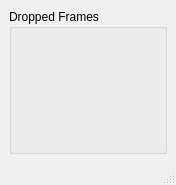
tcsantini/EyeRecToo, file EyeRecToo/src/PerformanceMonitorWidget.ui: the form before one commit.
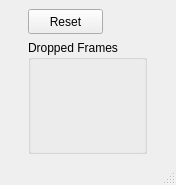
The form after the commit.

Commit message: Allows one to reset the performance monitor counters

```diff
--- a/EyeRecToo/src/PerformanceMonitorWidget.ui
+++ b/EyeRecToo/src/PerformanceMonitorWidget.ui
@@ -15,13 +15,32 @@
   </property>
   <widget class="QWidget" name="centralwidget">
    <layout class="QGridLayout" name="gridLayout">
-    <item row="0" column="0">
+    <item row="1" column="0">
      <widget class="QGroupBox" name="droppedFramesBox">
       <property name="title">
        <string>Dropped Frames</string>
       </property>
      </widget>
     </item>
+    <item row="0" column="0">
+     <widget class="QPushButton" name="resetCounters">
+      <property name="minimumSize">
+       <size>
+        <width>75</width>
+        <height>25</height>
+       </size>
+      </property>
+      <property name="maximumSize">
+       <size>
+        <width>75</width>
+        <height>25</height>
+       </size>
+      </property>
+      <property name="text">
+       <string>Reset</string>
+      </property>
+     </widget>
+    </item>
    </layout>
   </widget>
   <widget class="QMenuBar" name="menubar">
```
The commit also changes 2 other files.
